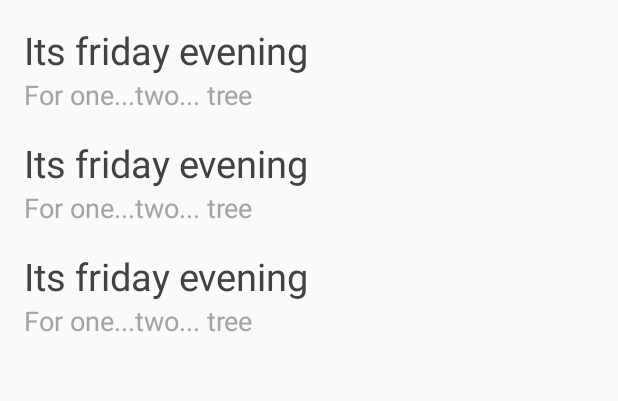
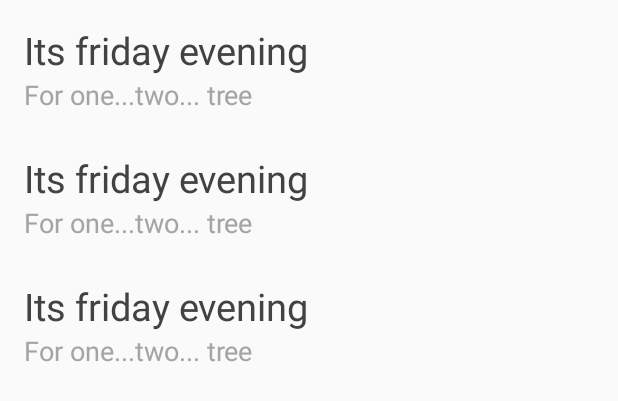
Before and after one commit to sviridovartem/Android-Radio, an Android app: the layout fragment_main.xml on its own in the app's theme, with its tools: preview values and no code run, on a phone screen of 412 x 824 dp. Shown: the top 401 px of the screen. Run offline under Robolectric (Android 15) with nearby library versions, the phone set to English and light mode, and no system bars.

Commit message:
need  to do it

```diff
--- a/app/src/main/res/layout/card_station.xml
+++ b/app/src/main/res/layout/card_station.xml
@@ -15,7 +15,7 @@
             android:id="@+id/main_img"
             android:layout_width="wrap_content"
             android:layout_height="wrap_content"
-            android:layout_margin="5dp"
+
             android:elevation="1dp"
             android:src="@drawable/flightplanmusic" />
 
--- a/app/src/main/res/layout/fragment_main.xml
+++ b/app/src/main/res/layout/fragment_main.xml
@@ -29,7 +29,8 @@
                 android:layout_marginLeft="16dp"
                 android:text="For one...two... tree "
                 android:textColor="#a4a4a4"
-                android:textSize="18dp" />
+                android:textSize="18dp"
+                android:paddingBottom="10dp"/>
 
             <FrameLayout
                 android:id="@+id/container_top_row"
@@ -51,7 +52,8 @@
                 android:layout_marginLeft="16dp"
                 android:text="For one...two... tree "
                 android:textColor="#a4a4a4"
-                android:textSize="18dp" />
+                android:textSize="18dp"
+                android:paddingBottom="10dp"/>
 
             <FrameLayout
                 android:id="@+id/container_middle_row"
@@ -73,7 +75,8 @@
                 android:layout_marginLeft="16dp"
                 android:text="For one...two... tree "
                 android:textColor="#a4a4a4"
-                android:textSize="18dp" />
+                android:textSize="18dp"
+                android:paddingBottom="10dp"/>
 
             <FrameLayout
                 android:id="@+id/container_bottom_row"
```
Also changed, not shown: app/src/main/java/com/example/sviridov/radio/Activities/MainActivity.java (+19 -0 lines), app/src/main/java/com/example/sviridov/radio/Adapters/StationAdapter.java (+10 -3 lines), app/src/main/java/com/example/sviridov/radio/Fragments/DetailsFragment.java (added, +66 -0 lines), app/src/main/java/com/example/sviridov/radio/Fragments/StationFragment.java (+19 -0 lines), app/src/main/res/layout/fragment_details.xml (added, +13 -0 lines).
